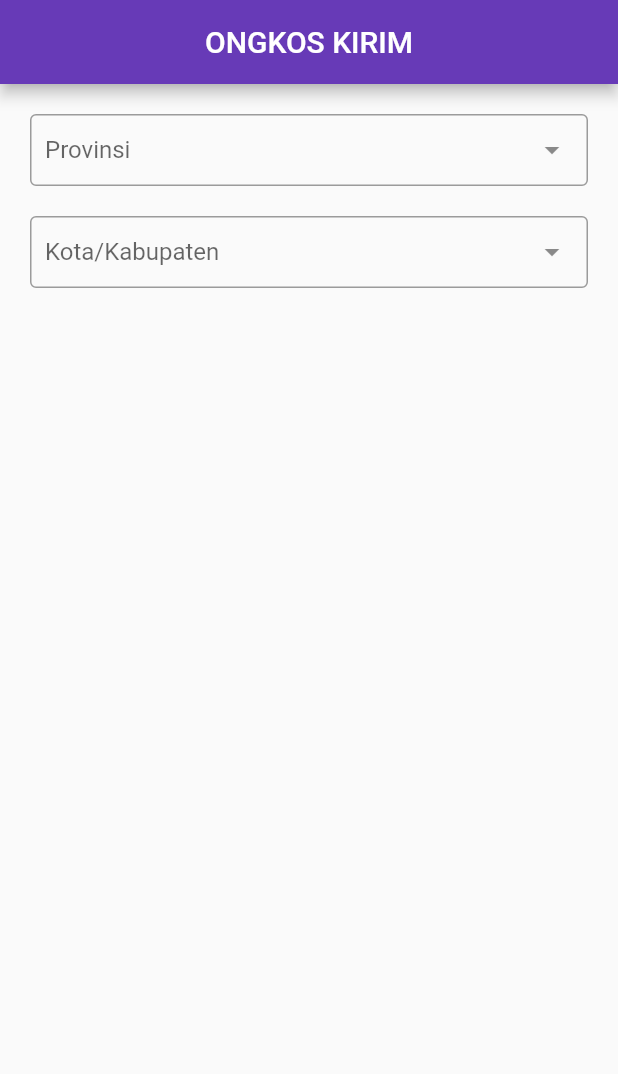
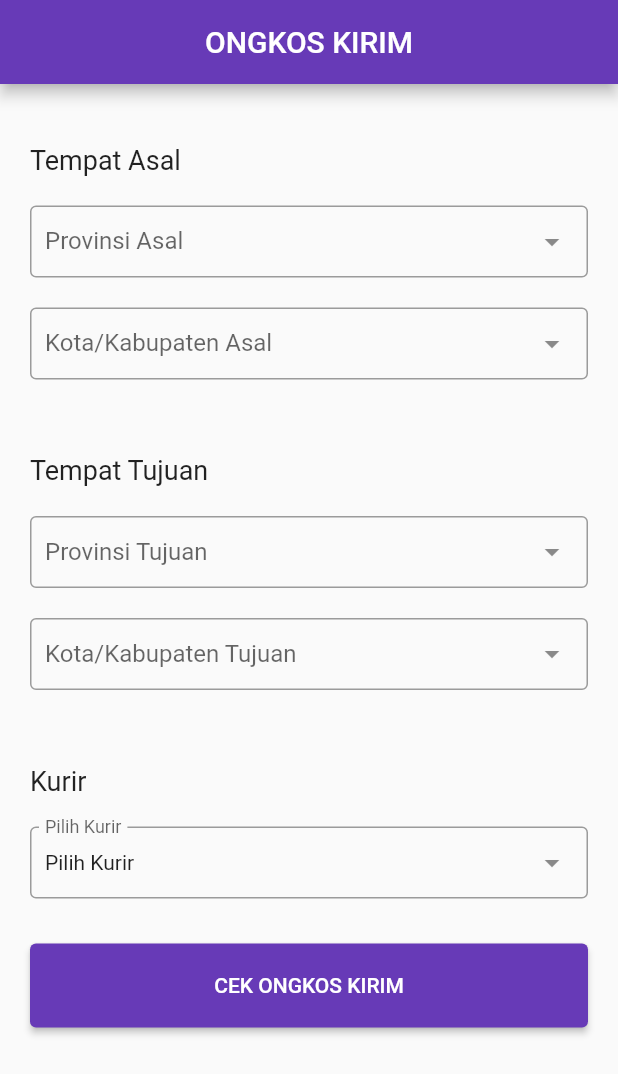
Before and after one commit to MichelleSetiyanti/Flutter-Cek-Ongkir-App, a Flutter app: the screen it shows after launch, on a phone screen of 412 x 824 dp. Shown: the top 1074 px of the screen. Run offline on Flutter 3.47's test engine with Material 2 defaults, Android fonts, the phone set to English and light mode, and no system bars; drawn by our look-alikes of dropdown_search; our stand-ins replace dio, get; missing offline and left inert: dart:ffi.

Commit message:
Study Case part 1 done

```diff
--- a/lib/app/modules/home/views/home_view.dart
+++ b/lib/app/modules/home/views/home_view.dart
@@ -1,3 +1,5 @@
+import 'dart:ffi';
+
 import 'package:flutter/material.dart';
 
 import 'package:get/get.dart';
@@ -20,10 +22,17 @@ class HomeView extends GetView<HomeController> {
       body: ListView(
         padding: EdgeInsets.all(20),
         children: [
+          Padding(
+            padding: const EdgeInsets.symmetric(vertical: 20),
+            child: Text("Tempat Asal",
+                style: TextStyle(
+                  fontSize: 18,
+                )),
+          ),
           DropdownSearch<Province>(
             dropdownDecoratorProps: DropDownDecoratorProps(
               dropdownSearchDecoration: InputDecoration(
-                labelText: "Provinsi",
+                labelText: "Provinsi Asal",
                 contentPadding: EdgeInsets.symmetric(
                   vertical: 10,
                   horizontal: 10,
@@ -60,7 +69,7 @@ class HomeView extends GetView<HomeController> {
           DropdownSearch<City>(
             dropdownDecoratorProps: DropDownDecoratorProps(
               dropdownSearchDecoration: InputDecoration(
-                labelText: "Kota/Kabupaten",
+                labelText: "Kota/Kabupaten Asal",
                 contentPadding: EdgeInsets.symmetric(
                   vertical: 10,
                   horizontal: 10,
@@ -91,6 +100,141 @@ class HomeView extends GetView<HomeController> {
               return models;
             },
           ),
+          SizedBox(
+            height: 30,
+          ),
+          Padding(
+            padding: const EdgeInsets.symmetric(vertical: 20),
+            child: Text("Tempat Tujuan",
+                style: TextStyle(
+                  fontSize: 18,
+                )),
+          ),
+          DropdownSearch<Province>(
+            dropdownDecoratorProps: DropDownDecoratorProps(
+              dropdownSearchDecoration: InputDecoration(
+                labelText: "Provinsi Tujuan",
+                contentPadding: EdgeInsets.symmetric(
+                  vertical: 10,
+                  horizontal: 10,
+                ),
+                border: OutlineInputBorder(),
+              ),
+            ),
+            onChanged: (value) =>
+                controller.provTujuanId.value = value?.provinceId ?? "0",
+            // dropdownBuilder: (context, selectedItem) => ListTile(
+            //   title: Text(
+            //       selectedItem?["province"].toString() ?? "Belum Pilih data"),
+            // ),
+            popupProps: PopupProps.menu(
+              showSearchBox: true,
+              itemBuilder: (context, item, isSelected) => ListTile(
+                title: Text("${item.province}"),
+              ),
+            ),
+            asyncItems: (String filter) async {
+              var response = await Dio().get(
+                "https://api.rajaongkir.com/starter/province",
+                queryParameters: {"key": "5c1a41d60074756b308ad9635d893c76"},
+              );
+              // print(response.data["rajaongkir"]["results"]);
+              var models =
+                  Province.fromJsonList(response.data["rajaongkir"]["results"]);
+              return models;
+            },
+          ),
+          SizedBox(
+            height: 20,
+          ),
+          DropdownSearch<City>(
+            dropdownDecoratorProps: DropDownDecoratorProps(
+              dropdownSearchDecoration: InputDecoration(
+                labelText: "Kota/Kabupaten Tujuan",
+                contentPadding: EdgeInsets.symmetric(
+                  vertical: 10,
+                  horizontal: 10,
+                ),
+                border: OutlineInputBorder(),
+              ),
+            ),
+            // dropdownBuilder: (context, selectedItem) => ListTile(
+            //   title: Text(
+            //       selectedItem?["province"].toString() ?? "Belum Pilih data"),
+            // ),
+            popupProps: PopupProps.menu(
+              showSearchBox: true,
+              itemBuilder: (context, item, isSelected) => ListTile(
+                title: Text("${item.type} ${item.cityName}"),
+              ),
+            ),
+            onChanged: (value) =>
+                controller.cityTujuanId.value = value?.cityId ?? "0",
+            asyncItems: (String filter) async {
+              var response = await Dio().get(
+                "https://api.rajaongkir.com/starter/city?province=${controller.provTujuanId}",
+                queryParameters: {"key": "5c1a41d60074756b308ad9635d893c76"},
+              );
+              // print(response.data["rajaongkir"]["results"]);
+              var models =
+                  City.fromJsonList(response.data["rajaongkir"]["results"]);
+              return models;
+            },
+          ),
+          SizedBox(
+            height: 30,
+          ),
+          Padding(
+            padding: const EdgeInsets.symmetric(vertical: 20),
+            child: Text("Kurir",
+                style: TextStyle(
+                  fontSize: 18,
+                )),
+          ),
+          DropdownSearch<Map<String, dynamic>>(
+            items: [
+              {
+                "code": "jne",
+                "name": "JNE",
+              },
+              {
+                "code": "pos",
+                "name": "POS Indonesia",
+              },
+              {
+                "code": "tiki",
+                "name": "TIKI",
+              }
+            ],
+            dropdownDecoratorProps: DropDownDecoratorProps(
+              dropdownSearchDecoration: InputDecoration(
+                labelText: "Pilih Kurir",
+                contentPadding: EdgeInsets.symmetric(
+                  vertical: 10,
+                  horizontal: 10,
+                ),
+                border: OutlineInputBorder(),
+              ),
+            ),
+            popupProps: PopupProps.menu(
+              showSearchBox: true,
+              itemBuilder: (context, item, isSelected) => ListTile(
+                title: Text("${item['name']}"),
+              ),
+            ),
+            dropdownBuilder: (context, selectedItem) =>
+                Text("${selectedItem?['name'] ?? "Pilih Kurir"}"),
+          ),
+          SizedBox(
+            height: 30,
+          ),
+          ElevatedButton(
+            onPressed: () {},
+            child: Text("CEK ONGKOS KIRIM"),
+            style: ButtonStyle(
+                backgroundColor: MaterialStateProperty.all(Colors.deepPurple),
+                padding: MaterialStateProperty.all(EdgeInsets.all(20))),
+          ),
         ],
       ),
     );
```
